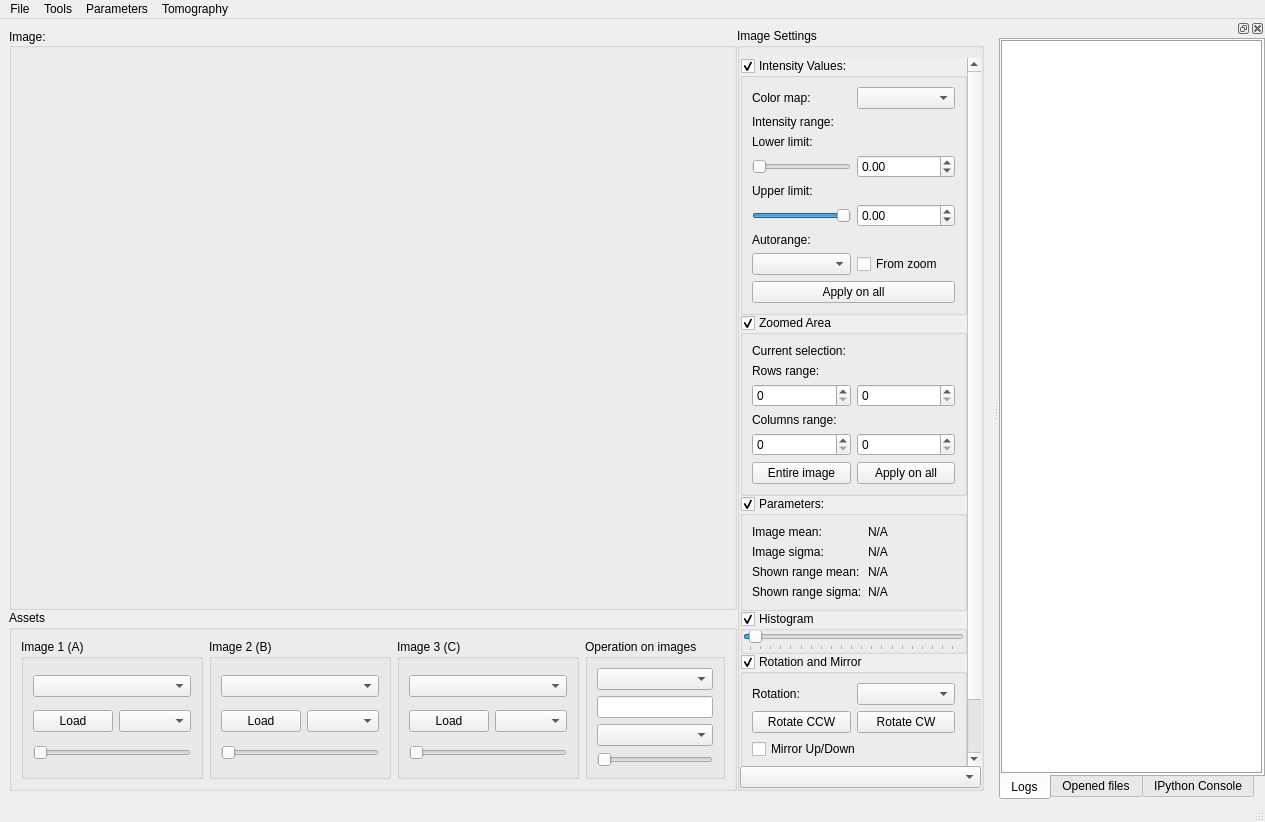
This is ui_elements/QtUI/MainWindow.ui in LabTelc/Zajex as Qt 5 draws it before an edit. The edited form follows.
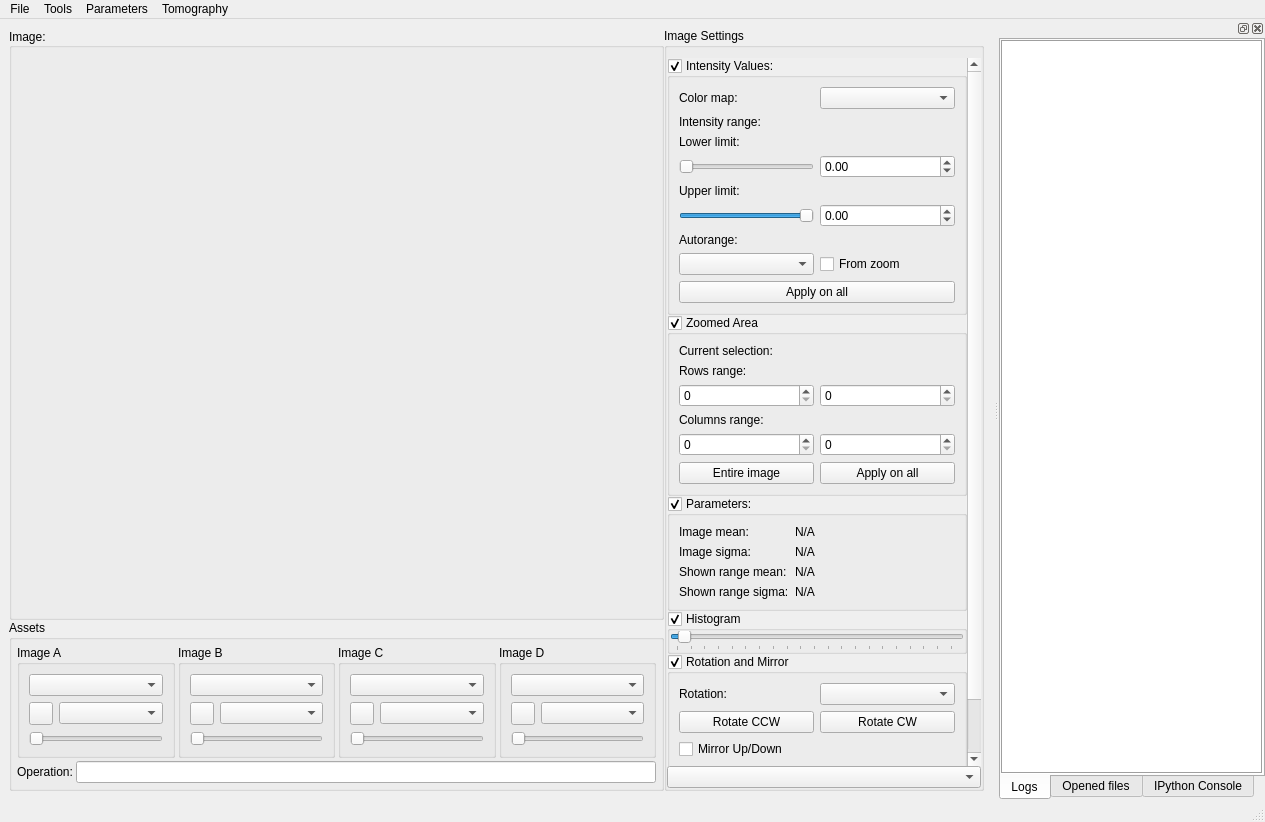
This is the edited form. Custom widgets are drawn as their Qt base class.

What changed in the file:
```diff
--- a/ui_elements/QtUI/MainWindow.ui
+++ b/ui_elements/QtUI/MainWindow.ui
@@ -88,11 +88,28 @@
           <property name="title">
            <string>Assets</string>
           </property>
+          <layout class="QVBoxLayout" name="verticalLayout_5">
+           <property name="spacing">
+            <number>3</number>
+           </property>
+           <property name="leftMargin">
+            <number>5</number>
+           </property>
+           <property name="topMargin">
+            <number>5</number>
+           </property>
+           <property name="rightMargin">
+            <number>5</number>
+           </property>
+           <property name="bottomMargin">
+            <number>5</number>
+           </property>
+           <item>
           <layout class="QHBoxLayout" name="horizontalLayout_3">
            <item>
             <widget class="QGroupBox" name="groupBox_3">
              <property name="title">
-              <string>Image 1 (A)</string>
+                <string>Image A</string>
              </property>
              <layout class="QVBoxLayout" name="verticalLayout_2">
               <item>
@@ -101,9 +118,9 @@
               <item>
                <layout class="QHBoxLayout" name="horizontalLayout_4">
                 <item>
-                 <widget class="QPushButton" name="pb_load_a">
+                   <widget class="IconToolButton" name="tb_load_a">
                   <property name="text">
-                   <string>Load</string>
+                     <string/>
                   </property>
                  </widget>
                 </item>
@@ -125,7 +142,7 @@
            <item>
             <widget class="QGroupBox" name="groupBox_4">
              <property name="title">
-              <string>Image 2 (B)</string>
+                <string>Image B</string>
              </property>
              <layout class="QVBoxLayout" name="verticalLayout_3">
               <item>
@@ -134,9 +151,9 @@
               <item>
                <layout class="QHBoxLayout" name="horizontalLayout_5">
                 <item>
-                 <widget class="QPushButton" name="pb_load_b">
+                   <widget class="IconToolButton" name="tb_load_b">
                   <property name="text">
-                   <string>Load</string>
+                     <string/>
                   </property>
                  </widget>
                 </item>
@@ -158,7 +175,7 @@
            <item>
             <widget class="QGroupBox" name="groupBox_5">
              <property name="title">
-              <string>Image 3 (C)</string>
+                <string>Image C</string>
              </property>
              <layout class="QVBoxLayout" name="verticalLayout_4">
               <item>
@@ -167,9 +184,9 @@
               <item>
                <layout class="QHBoxLayout" name="horizontalLayout_6">
                 <item>
-                 <widget class="QPushButton" name="pb_load_c">
+                   <widget class="IconToolButton" name="tb_load_c">
                   <property name="text">
-                   <string>Load</string>
+                     <string/>
                   </property>
                  </widget>
                 </item>
@@ -191,18 +208,26 @@
            <item>
             <widget class="QGroupBox" name="groupBox_6">
              <property name="title">
-              <string>Operation on images</string>
-             </property>
-             <layout class="QVBoxLayout" name="verticalLayout_5">
+                <string>Image D</string>
+               </property>
+               <layout class="QVBoxLayout" name="verticalLayout_12">
               <item>
                <widget class="DragNDropComboBox" name="cb_images_d"/>
               </item>
               <item>
-               <widget class="QLineEdit" name="le_operation"/>
+                 <layout class="QHBoxLayout" name="horizontalLayout_23">
+                  <item>
+                   <widget class="IconToolButton" name="tb_load_d">
+                    <property name="text">
+                     <string/>
+                    </property>
+                   </widget>
               </item>
               <item>
                <widget class="ClickHoldComboBox" name="cb_save_d"/>
               </item>
+                 </layout>
+                </item>
               <item>
                <widget class="QSlider" name="slider_d">
                 <property name="orientation">
@@ -214,6 +239,22 @@
             </widget>
            </item>
           </layout>
+           </item>
+           <item>
+            <layout class="QHBoxLayout" name="horizontalLayout_24">
+             <item>
+              <widget class="QLabel" name="label_8">
+               <property name="text">
+                <string>Operation:</string>
+               </property>
+              </widget>
+             </item>
+             <item>
+              <widget class="HistoryLineEdit" name="le_operation"/>
+             </item>
+            </layout>
+           </item>
+          </layout>
          </widget>
         </item>
        </layout>
@@ -303,8 +344,8 @@
              <rect>
               <x>0</x>
               <y>0</y>
-              <width>291</width>
-              <height>723</height>
+              <width>301</width>
+              <height>729</height>
              </rect>
             </property>
             <property name="maximumSize">
@@ -1259,6 +1300,16 @@
    <extends>QListView</extends>
    <header location="global">./ui_elements_classes/DragNDropListView</header>
   </customwidget>
+  <customwidget>
+   <class>IconToolButton</class>
+   <extends>QToolButton</extends>
+   <header>./ui_elements_classes/IconToolButton</header>
+  </customwidget>
+  <customwidget>
+   <class>HistoryLineEdit</class>
+   <extends>QLineEdit</extends>
+   <header>./ui_elements_classes/HistoryLineEdit</header>
+  </customwidget>
  </customwidgets>
  <resources/>
  <connections/>
```
Left out of the diff: 2 changed lines with no effect on the pictures. Lines whose indentation alone changed are shown as unchanged.
